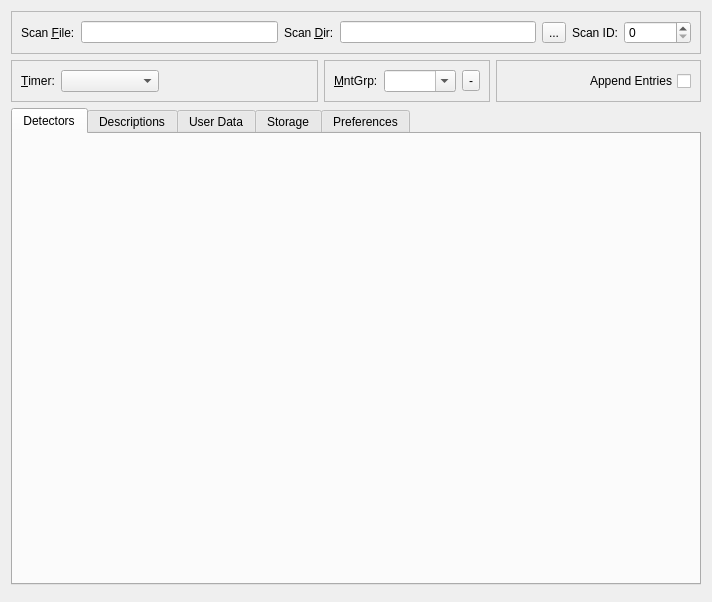
Qt form nxselector/ui/selector.ui (nexdatas/nxselector) before a commit.
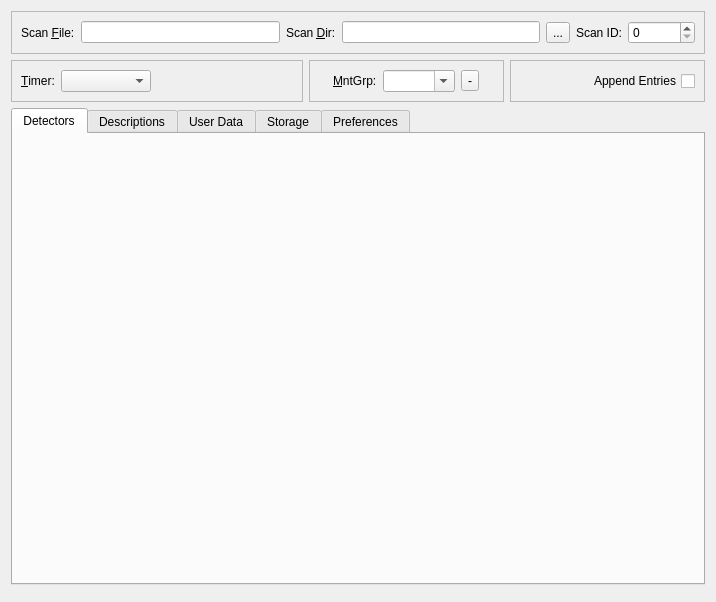
The same form after that commit.

The edit to the form file:
```diff
--- a/nxselector/ui/selector.ui
+++ b/nxselector/ui/selector.ui
@@ -6,7 +6,7 @@
    <rect>
     <x>0</x>
     <y>0</y>
-    <width>712</width>
+    <width>716</width>
     <height>602</height>
    </rect>
   </property>
@@ -178,15 +178,40 @@
        </item>
        <item>
         <widget class="QFrame" name="t2frame">
+         <property name="sizePolicy">
+          <sizepolicy hsizetype="Preferred" vsizetype="Preferred">
+           <horstretch>2</horstretch>
+           <verstretch>0</verstretch>
+          </sizepolicy>
+         </property>
          <property name="frameShape">
           <enum>QFrame::StyledPanel</enum>
          </property>
          <property name="frameShadow">
           <enum>QFrame::Raised</enum>
          </property>
-         <layout class="QHBoxLayout" name="horizontalLayout_3">
+         <layout class="QHBoxLayout" name="horizontalLayout_3" stretch="0,0,0,0,0">
+          <item>
+           <spacer name="horizontalSpacer_5">
+            <property name="orientation">
+             <enum>Qt::Horizontal</enum>
+            </property>
+            <property name="sizeHint" stdset="0">
+             <size>
+              <width>40</width>
+              <height>20</height>
+             </size>
+            </property>
+           </spacer>
+          </item>
           <item>
            <widget class="QLabel" name="mntGrpLabel">
+            <property name="sizePolicy">
+             <sizepolicy hsizetype="Preferred" vsizetype="Fixed">
+              <horstretch>0</horstretch>
+              <verstretch>0</verstretch>
+             </sizepolicy>
+            </property>
             <property name="text">
              <string>&amp;MntGrp:</string>
             </property>
@@ -212,6 +237,19 @@
             </property>
            </widget>
           </item>
+          <item>
+           <spacer name="horizontalSpacer_6">
+            <property name="orientation">
+             <enum>Qt::Horizontal</enum>
+            </property>
+            <property name="sizeHint" stdset="0">
+             <size>
+              <width>40</width>
+              <height>20</height>
+             </size>
+            </property>
+           </spacer>
+          </item>
          </layout>
         </widget>
        </item>
```
